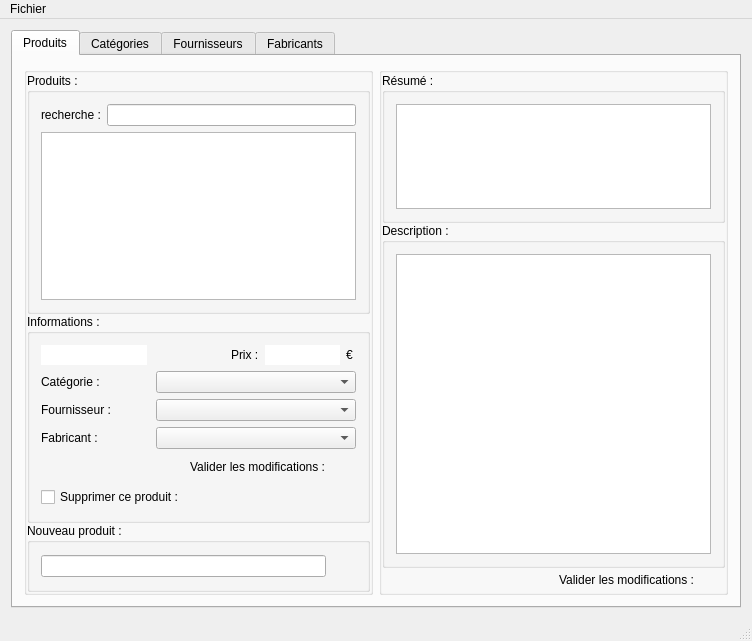
First picture: the form in Gestion-SAE/mainwindow.ui, repository ArnaudEloi/SudAirProjet, before the edit.
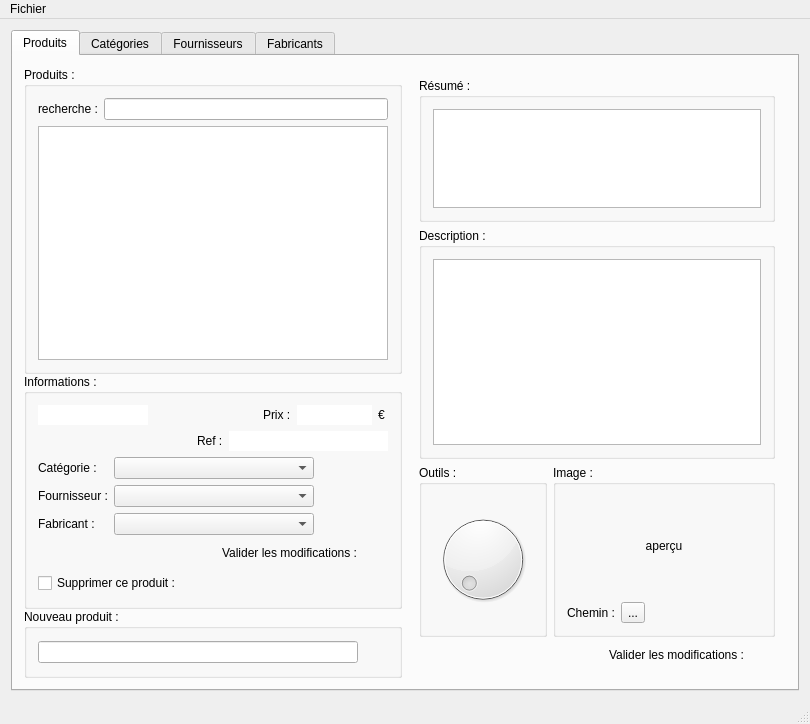
Second picture: the form after the edit. Icons and pictures are not drawn.

Patch:
```diff
--- a/Gestion-SAE/mainwindow.ui
+++ b/Gestion-SAE/mainwindow.ui
@@ -6,8 +6,8 @@
    <rect>
     <x>0</x>
     <y>0</y>
-    <width>752</width>
-    <height>641</height>
+    <width>810</width>
+    <height>724</height>
    </rect>
   </property>
   <property name="windowTitle">
@@ -43,17 +43,213 @@
         <string>Produits</string>
        </attribute>
        <layout class="QGridLayout" name="gridLayout_12">
+        <item row="0" column="1">
+         <widget class="QStackedWidget" name="stackedWidget_9">
+          <widget class="QWidget" name="stackedWidget_9Page1" native="true">
+           <layout class="QGridLayout" name="gridLayout_17">
+            <item row="0" column="0" colspan="2">
+             <widget class="QGroupBox" name="groupBox_8">
+              <property name="maximumSize">
+               <size>
+                <width>16777215</width>
+                <height>150</height>
+               </size>
+              </property>
+              <property name="title">
+               <string>Résumé :</string>
+              </property>
+              <layout class="QGridLayout" name="gridLayout_2">
         <item row="0" column="0">
+                <widget class="QTextEdit" name="textEditResum"/>
+               </item>
+              </layout>
+             </widget>
+            </item>
+            <item row="1" column="0" colspan="2">
+             <widget class="QGroupBox" name="groupBox_2">
+              <property name="title">
+               <string>Description :</string>
+              </property>
+              <layout class="QGridLayout" name="gridLayout_9">
+               <item row="0" column="0">
+                <widget class="QTextEdit" name="textEditDesc"/>
+               </item>
+              </layout>
+             </widget>
+            </item>
+            <item row="2" column="0">
          <widget class="QGroupBox" name="groupBox_10">
+              <property name="title">
+               <string>Outils :</string>
+              </property>
+              <layout class="QGridLayout" name="gridLayout_18">
+               <item row="0" column="0">
+                <widget class="QDial" name="dial"/>
+               </item>
+              </layout>
+             </widget>
+            </item>
+            <item row="2" column="1">
+             <widget class="QGroupBox" name="groupBox_9">
+              <property name="title">
+               <string>Image :</string>
+              </property>
+              <layout class="QGridLayout" name="gridLayout_8">
+               <item row="0" column="0">
+                <layout class="QHBoxLayout" name="horizontalLayout_15">
+                 <item>
+                  <spacer name="horizontalSpacer_12">
+                   <property name="orientation">
+                    <enum>Qt::Horizontal</enum>
+                   </property>
+                   <property name="sizeHint" stdset="0">
+                    <size>
+                     <width>40</width>
+                     <height>20</height>
+                    </size>
+                   </property>
+                  </spacer>
+                 </item>
+                 <item>
+                  <widget class="QLabel" name="label_14">
+                   <property name="minimumSize">
+                    <size>
+                     <width>100</width>
+                     <height>100</height>
+                    </size>
+                   </property>
+                   <property name="maximumSize">
+                    <size>
+                     <width>200</width>
+                     <height>200</height>
+                    </size>
+                   </property>
+                   <property name="text">
+                    <string>aperçu</string>
+                   </property>
+                   <property name="alignment">
+                    <set>Qt::AlignCenter</set>
+                   </property>
+                  </widget>
+                 </item>
+                 <item>
+                  <spacer name="horizontalSpacer_13">
+                   <property name="orientation">
+                    <enum>Qt::Horizontal</enum>
+                   </property>
+                   <property name="sizeHint" stdset="0">
+                    <size>
+                     <width>40</width>
+                     <height>20</height>
+                    </size>
+                   </property>
+                  </spacer>
+                 </item>
+                </layout>
+               </item>
+               <item row="1" column="0">
+                <layout class="QHBoxLayout" name="horizontalLayout_14">
+                 <item>
+                  <widget class="QLabel" name="label_13">
+                   <property name="text">
+                    <string>Chemin :</string>
+                   </property>
+                  </widget>
+                 </item>
+                 <item>
+                  <widget class="QToolButton" name="toolButton">
+                   <property name="text">
+                    <string>...</string>
+                   </property>
+                  </widget>
+                 </item>
+                 <item>
+                  <spacer name="horizontalSpacer_11">
+                   <property name="orientation">
+                    <enum>Qt::Horizontal</enum>
+                   </property>
+                   <property name="sizeHint" stdset="0">
+                    <size>
+                     <width>40</width>
+                     <height>20</height>
+                    </size>
+                   </property>
+                  </spacer>
+                 </item>
+                </layout>
+               </item>
+              </layout>
+             </widget>
+            </item>
+            <item row="3" column="0" colspan="2">
+             <layout class="QHBoxLayout" name="horizontalLayout_2">
+              <item>
+               <spacer name="horizontalSpacer">
+                <property name="orientation">
+                 <enum>Qt::Horizontal</enum>
+                </property>
+                <property name="sizeHint" stdset="0">
+                 <size>
+                  <width>40</width>
+                  <height>20</height>
+                 </size>
+                </property>
+               </spacer>
+              </item>
+              <item>
+               <widget class="QLabel" name="label">
+                <property name="text">
+                 <string>Valider les modifications :</string>
+                </property>
+               </widget>
+              </item>
+              <item>
+               <widget class="QPushButton" name="pushButtonModifDesc">
+                <property name="minimumSize">
+                 <size>
+                  <width>24</width>
+                  <height>24</height>
+                 </size>
+                </property>
+                <property name="maximumSize">
+                 <size>
+                  <width>24</width>
+                  <height>24</height>
+                 </size>
+                </property>
+                <property name="text">
+                 <string/>
+                </property>
+                <property name="icon">
+                 <iconset resource="Ressources.qrc">
+                  <normaloff>:/img/modif+.png</normaloff>:/img/modif+.png</iconset>
+                </property>
+                <property name="iconSize">
+                 <size>
+                  <width>24</width>
+                  <height>24</height>
+                 </size>
+                </property>
+                <property name="flat">
+                 <bool>true</bool>
+                </property>
+               </widget>
+              </item>
+             </layout>
+            </item>
+           </layout>
+          </widget>
+         </widget>
+        </item>
+        <item row="0" column="0">
+         <widget class="QStackedWidget" name="stackedWidget_10">
           <property name="maximumSize">
            <size>
             <width>500</width>
             <height>16777215</height>
            </size>
           </property>
-          <property name="title">
-           <string/>
-          </property>
+          <widget class="QWidget" name="stackedWidget_10Page1" native="true">
           <layout class="QGridLayout" name="gridLayout_11">
            <property name="margin">
             <number>0</number>
@@ -195,6 +391,43 @@
                </layout>
               </item>
               <item row="1" column="0">
+                <layout class="QHBoxLayout" name="horizontalLayout_12">
+                 <item>
+                  <spacer name="horizontalSpacer_7">
+                   <property name="orientation">
+                    <enum>Qt::Horizontal</enum>
+                   </property>
+                   <property name="sizeHint" stdset="0">
+                    <size>
+                     <width>40</width>
+                     <height>20</height>
+                    </size>
+                   </property>
+                  </spacer>
+                 </item>
+                 <item>
+                  <widget class="QLabel" name="label_12">
+                   <property name="text">
+                    <string>Ref :</string>
+                   </property>
+                  </widget>
+                 </item>
+                 <item>
+                  <widget class="QLineEdit" name="lineEditRef">
+                   <property name="maximumSize">
+                    <size>
+                     <width>16777215</width>
+                     <height>16777215</height>
+                    </size>
+                   </property>
+                   <property name="frame">
+                    <bool>false</bool>
+                   </property>
+                  </widget>
+                 </item>
+                </layout>
+               </item>
+               <item row="2" column="0">
                <layout class="QHBoxLayout" name="horizontalLayout_4">
                 <item>
                  <layout class="QVBoxLayout" name="verticalLayout_2">
@@ -233,7 +466,7 @@
                     </property>
                     <property name="maximumSize">
                      <size>
-                      <width>200</width>
+                       <width>10000000</width>
                       <height>16777215</height>
                      </size>
                     </property>
@@ -249,7 +482,7 @@
                     </property>
                     <property name="maximumSize">
                      <size>
-                      <width>200</width>
+                       <width>10000000</width>
                       <height>16777215</height>
                      </size>
                     </property>
@@ -265,7 +498,7 @@
                     </property>
                     <property name="maximumSize">
                      <size>
-                      <width>200</width>
+                       <width>10000000</width>
                       <height>16777215</height>
                      </size>
                     </property>
@@ -273,9 +506,25 @@
                   </item>
                  </layout>
                 </item>
-               </layout>
-              </item>
-              <item row="2" column="0">
+                 <item>
+                  <spacer name="horizontalSpacer_8">
+                   <property name="orientation">
+                    <enum>Qt::Horizontal</enum>
+                   </property>
+                   <property name="sizeType">
+                    <enum>QSizePolicy::Expanding</enum>
+                   </property>
+                   <property name="sizeHint" stdset="0">
+                    <size>
+                     <width>40</width>
+                     <height>20</height>
+                    </size>
+                   </property>
+                  </spacer>
+                 </item>
+                </layout>
+               </item>
+               <item row="3" column="0">
                <layout class="QHBoxLayout" name="horizontalLayout_3">
                 <item>
                  <spacer name="horizontalSpacer_2">
@@ -331,7 +580,7 @@
                 </item>
                </layout>
               </item>
-              <item row="3" column="0">
+               <item row="4" column="0">
                <layout class="QHBoxLayout" name="horizontalLayout_11">
                 <item>
                  <widget class="QCheckBox" name="checkBoxSupprimerProduit">
@@ -392,106 +641,6 @@
            </item>
           </layout>
          </widget>
-        </item>
-        <item row="0" column="1">
-         <widget class="QGroupBox" name="groupBox_9">
-          <property name="title">
-           <string/>
-          </property>
-          <layout class="QGridLayout" name="gridLayout_9">
-           <property name="margin">
-            <number>0</number>
-           </property>
-           <property name="spacing">
-            <number>0</number>
-           </property>
-           <item row="0" column="0">
-            <widget class="QGroupBox" name="groupBox_8">
-             <property name="maximumSize">
-              <size>
-               <width>16777215</width>
-               <height>150</height>
-              </size>
-             </property>
-             <property name="title">
-              <string>Résumé :</string>
-             </property>
-             <layout class="QGridLayout" name="gridLayout_8">
-              <item row="0" column="0">
-               <widget class="QTextEdit" name="textEditResum"/>
-              </item>
-             </layout>
-            </widget>
-           </item>
-           <item row="1" column="0">
-            <widget class="QGroupBox" name="groupBox_2">
-             <property name="title">
-              <string>Description :</string>
-             </property>
-             <layout class="QGridLayout" name="gridLayout_2">
-              <item row="0" column="0">
-               <widget class="QTextEdit" name="textEditDesc"/>
-              </item>
-             </layout>
-            </widget>
-           </item>
-           <item row="2" column="0">
-            <layout class="QHBoxLayout" name="horizontalLayout_2">
-             <item>
-              <spacer name="horizontalSpacer">
-               <property name="orientation">
-                <enum>Qt::Horizontal</enum>
-               </property>
-               <property name="sizeHint" stdset="0">
-                <size>
-                 <width>40</width>
-                 <height>20</height>
-                </size>
-               </property>
-              </spacer>
-             </item>
-             <item>
-              <widget class="QLabel" name="label">
-               <property name="text">
-                <string>Valider les modifications :</string>
-               </property>
-              </widget>
-             </item>
-             <item>
-              <widget class="QPushButton" name="pushButtonModifDesc">
-               <property name="minimumSize">
-                <size>
-                 <width>24</width>
-                 <height>24</height>
-                </size>
-               </property>
-               <property name="maximumSize">
-                <size>
-                 <width>24</width>
-                 <height>24</height>
-                </size>
-               </property>
-               <property name="text">
-                <string/>
-               </property>
-               <property name="icon">
-                <iconset>
-                 <normaloff>:/img/modif+.png</normaloff>:/img/modif+.png</iconset>
-               </property>
-               <property name="iconSize">
-                <size>
-                 <width>24</width>
-                 <height>24</height>
-                </size>
-               </property>
-               <property name="flat">
-                <bool>true</bool>
-               </property>
-              </widget>
-             </item>
-            </layout>
-           </item>
-          </layout>
          </widget>
         </item>
        </layout>
@@ -774,7 +923,7 @@
     <rect>
      <x>0</x>
      <y>0</y>
-     <width>752</width>
+     <width>810</width>
      <height>25</height>
     </rect>
    </property>
```
Left out of the diff: 44 changed lines with no effect on the pictures. Lines whose indentation alone changed are shown as unchanged.
